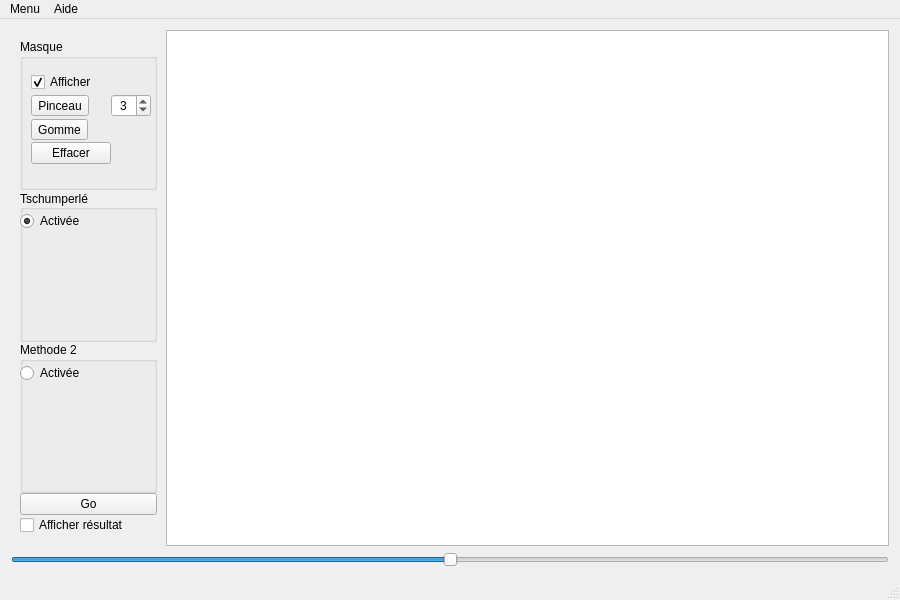
The window that mainwindow.ui (cheer37/ct2-inpainting) describes before a commit, drawn with Qt 5.
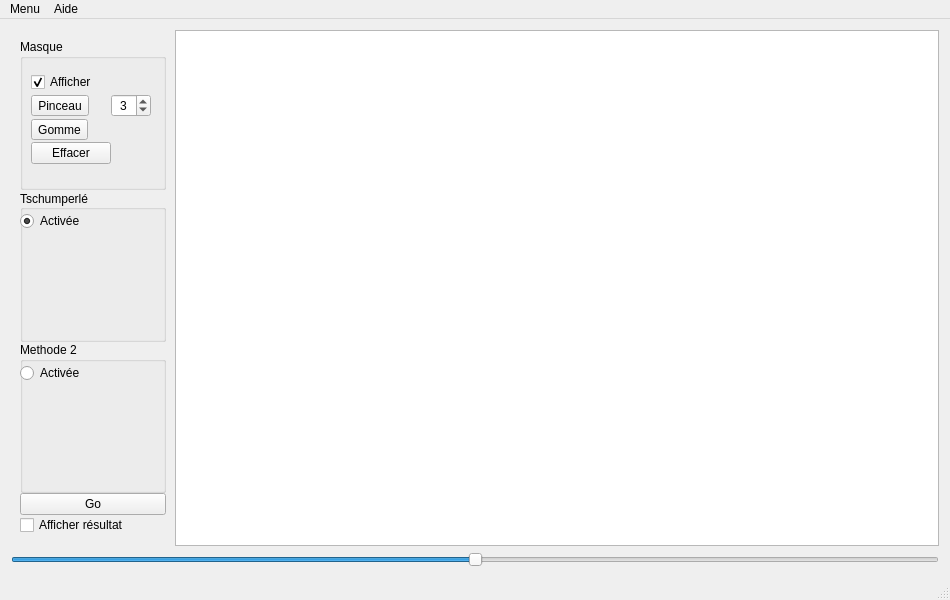
The same window after the commit.

Diff of the .ui file:
```diff
--- a/mainwindow.ui
+++ b/mainwindow.ui
@@ -6,7 +6,7 @@
    <rect>
     <x>0</x>
     <y>0</y>
-    <width>900</width>
+    <width>950</width>
     <height>600</height>
    </rect>
   </property>
@@ -272,7 +272,7 @@
     <rect>
      <x>0</x>
      <y>0</y>
-     <width>900</width>
+     <width>950</width>
      <height>23</height>
     </rect>
    </property>
```
Left out of the diff: 6 changed lines with no effect on the pictures.
